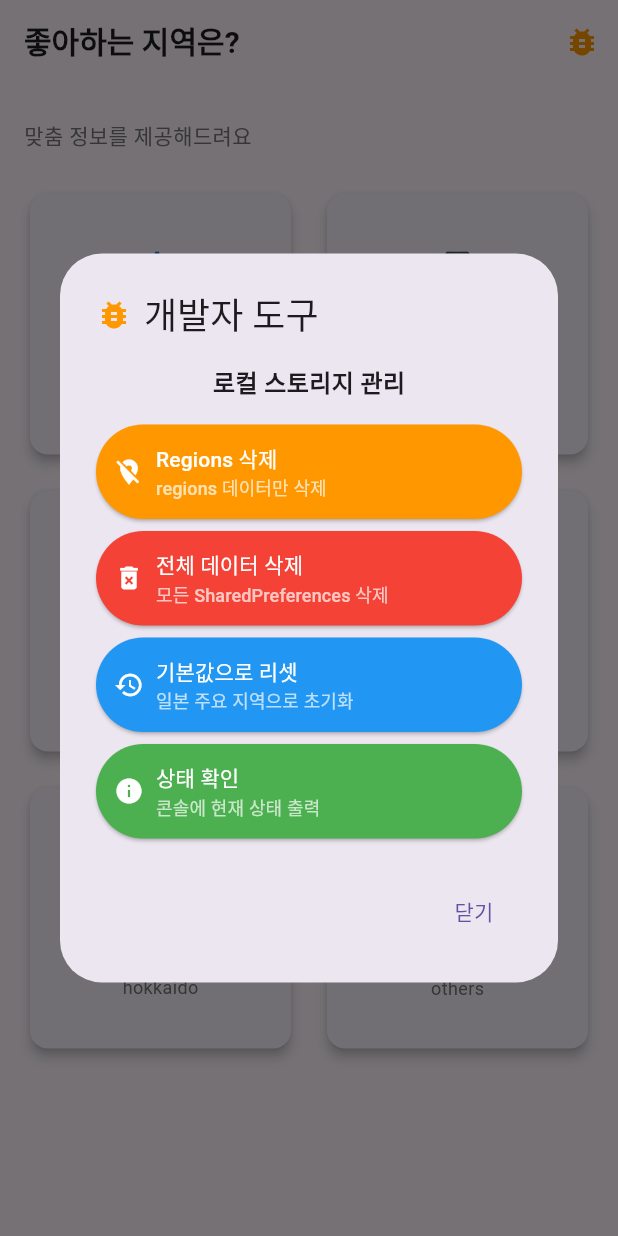
After one commit to Muhyun-Kim/japan_travel_guide, a Flutter app: the screen it shows after launch, after a tap on the "bug report" icon, on a phone screen of 412 x 824 dp. The commit adds this screen. Run offline on Flutter 3.47's test engine with Material 3 defaults, Android fonts, the phone set to English and light mode, and no system bars; our stand-ins replace firebase_core, flutter_dotenv, flutter_riverpod, freezed_annotation, go_router, shared_preferences; accounts and stored records are empty.

Commit message:
add debug button

```diff
--- a/lib/app/router.dart
+++ b/lib/app/router.dart
@@ -1,10 +1,12 @@
 import 'package:flutter/material.dart';
+import 'package:flutter_riverpod/flutter_riverpod.dart';
 import 'package:go_router/go_router.dart';
 
 import '../presentation/screens/place/place_main.dart';
 import '../presentation/screens/region_select/region_select_main.dart';
 import '../presentation/screens/restaurant/restaurant_main.dart';
 import '../presentation/screens/splash_screen.dart';
+import '../presentation/widgets/debug/debug_controls.dart';
 
 // router 정의 추가
 final GoRouter router = GoRouter(
--- a/lib/data/services/region_storage.dart
+++ b/lib/data/services/region_storage.dart
@@ -14,4 +14,46 @@ class RegionStorage {
     final prefs = await SharedPreferences.getInstance();
     return prefs.getStringList(_key) ?? [];
   }
+
+  // 🎯 로컬 스토리지 초기화 관련 메서드들
+
+  /// regions 데이터만 삭제
+  static Future<void> clearRegions() async {
+    final prefs = await SharedPreferences.getInstance();
+    await prefs.remove(_key);
+    print('✅ RegionStorage: regions 데이터 삭제 완료');
+  }
+
+  /// 모든 SharedPreferences 데이터 삭제
+  static Future<void> clearAllLocalData() async {
+    final prefs = await SharedPreferences.getInstance();
+    await prefs.clear();
+    print('✅ RegionStorage: 모든 로컬 데이터 삭제 완료');
+  }
+
+  /// regions를 기본값으로 리셋
+  static Future<void> resetToDefault() async {
+    final defaultRegions = [
+      '홋카이도',
+      '도쿄',
+      '오사카',
+      '교토',
+      '후쿠오카',
+      '오키나와'
+    ];
+    await saveRegions(defaultRegions);
+    print('✅ RegionStorage: 기본 지역으로 리셋 완료 (${defaultRegions.length}개)');
+  }
+
+  /// 개발용: 로컬 데이터 상태 확인
+  static Future<void> debugPrintStatus() async {
+    final prefs = await SharedPreferences.getInstance();
+    final regions = await loadRegions();
+    final allKeys = prefs.getKeys();
+
+    print('🔍 RegionStorage Debug Info:');
+    print('  - 저장된 regions: $regions');
+    print('  - regions 개수: ${regions.length}');
+    print('  - 전체 SharedPreferences 키: $allKeys');
+  }
 }
--- a/lib/presentation/screens/region_select/region_select_main.dart
+++ b/lib/presentation/screens/region_select/region_select_main.dart
@@ -5,6 +5,7 @@ import 'package:japan_travel_guide/core/constants/app_constants.dart';
 import 'package:japan_travel_guide/core/utils/region_utils.dart';
 import 'package:japan_travel_guide/presentation/providers/selected_regions_provider.dart';
 import 'package:japan_travel_guide/presentation/screens/region_select/others_screen.dart';
+import 'package:japan_travel_guide/presentation/widgets/debug/debug_controls.dart';
 
 class RegionSelectMain extends ConsumerWidget {
   const RegionSelectMain({super.key});
@@ -45,6 +46,10 @@ class RegionSelectMain extends ConsumerWidget {
           style: TextStyle(fontSize: 20, fontWeight: FontWeight.bold),
         ),
         centerTitle: false,
+        actions: [
+          // 🔧 개발 중에만 보이는 디버그 버튼
+          DebugControls(),
+        ],
       ),
       body: Padding(
         padding: EdgeInsets.all(16.0),
--- /dev/null
+++ b/lib/presentation/widgets/debug/debug_controls.dart
@@ -0,0 +1,284 @@
+import 'package:flutter/material.dart';
+import 'package:flutter_riverpod/flutter_riverpod.dart';
+
+import '../../../data/services/region_storage.dart';
+import '../../providers/selected_regions_provider.dart';
+
+/// 🛠️ 개발 중에만 보이는 디버그 컨트롤 위젯
+/// kDebugMode가 false일 때는 빈 위젯을 반환합니다.
+class DebugControls extends ConsumerWidget {
+  const DebugControls({super.key});
+
+  @override
+  Widget build(BuildContext context, WidgetRef ref) {
+    // 🔧 임시: kDebugMode 체크 비활성화 (테스트용)
+    // if (!kDebugMode) {
+    //   return const SizedBox.shrink();
+    // }
+
+    return IconButton(
+      icon: const Icon(Icons.bug_report, color: Colors.orange),
+      tooltip: '개발자 도구',
+      onPressed: () => _showDebugDialog(context, ref),
+    );
+  }
+
+  /// 디버그 다이얼로그 표시
+  void _showDebugDialog(BuildContext context, WidgetRef ref) {
+    showDialog(
+      context: context,
+      builder: (context) => DebugDialog(ref: ref),
+    );
+  }
+}
+
+/// 🛠️ 디버그 기능들을 모아놓은 다이얼로그
+class DebugDialog extends StatelessWidget {
+  final WidgetRef ref;
+
+  const DebugDialog({super.key, required this.ref});
+
+  @override
+  Widget build(BuildContext context) {
+    return AlertDialog(
+      title: const Row(
+        children: [
+          Icon(Icons.bug_report, color: Colors.orange),
+          SizedBox(width: 8),
+          Text('개발자 도구'),
+        ],
+      ),
+      content: SizedBox(
+        width: double.maxFinite,
+        child: Column(
+          mainAxisSize: MainAxisSize.min,
+          children: [
+            const Text(
+              '로컬 스토리지 관리',
+              style: TextStyle(
+                fontSize: 16,
+                fontWeight: FontWeight.bold,
+              ),
+            ),
+            const SizedBox(height: 16),
+
+            // 🎯 regions 데이터만 삭제
+            _buildDebugButton(
+              context: context,
+              title: 'Regions 삭제',
+              subtitle: 'regions 데이터만 삭제',
+              icon: Icons.location_off,
+              color: Colors.orange,
+              onPressed: () => _clearRegions(context),
+            ),
+
+            const SizedBox(height: 8),
+
+            // 🎯 모든 로컬 데이터 삭제
+            _buildDebugButton(
+              context: context,
+              title: '전체 데이터 삭제',
+              subtitle: '모든 SharedPreferences 삭제',
+              icon: Icons.delete_forever,
+              color: Colors.red,
+              onPressed: () => _clearAllData(context),
+            ),
+
+            const SizedBox(height: 8),
+
+            // 🎯 기본값으로 리셋
+            _buildDebugButton(
+              context: context,
+              title: '기본값으로 리셋',
+              subtitle: '일본 주요 지역으로 초기화',
+              icon: Icons.restore,
+              color: Colors.blue,
+              onPressed: () => _resetToDefault(context),
+            ),
+
+            const SizedBox(height: 8),
+
+            // 🎯 디버그 정보 출력
+            _buildDebugButton(
+              context: context,
+              title: '상태 확인',
+              subtitle: '콘솔에 현재 상태 출력',
+              icon: Icons.info,
+              color: Colors.green,
+              onPressed: () => _debugPrintStatus(context),
+            ),
+          ],
+        ),
+      ),
+      actions: [
+        TextButton(
+          onPressed: () => Navigator.of(context).pop(),
+          child: const Text('닫기'),
+        ),
+      ],
+    );
+  }
+
+  /// 공통 버튼 빌더
+  Widget _buildDebugButton({
+    required BuildContext context,
+    required String title,
+    required String subtitle,
+    required IconData icon,
+    required Color color,
+    required VoidCallback onPressed,
+  }) {
+    return SizedBox(
+      width: double.infinity,
+      child: ElevatedButton.icon(
+        onPressed: onPressed,
+        icon: Icon(icon, size: 20),
+        label: Column(
+          crossAxisAlignment: CrossAxisAlignment.start,
+          children: [
+            Text(title),
+            Text(
+              subtitle,
+              style: TextStyle(
+                fontSize: 12,
+                color: Colors.white.withValues(alpha: 0.7),
+              ),
+            ),
+          ],
+        ),
+        style: ElevatedButton.styleFrom(
+          backgroundColor: color,
+          foregroundColor: Colors.white,
+          padding: const EdgeInsets.all(12),
+          alignment: Alignment.centerLeft,
+        ),
+      ),
+    );
+  }
+
+  /// regions 데이터만 삭제
+  Future<void> _clearRegions(BuildContext context) async {
+    try {
+      await RegionStorage.clearRegions();
+
+      // Riverpod provider 무효화
+      ref.invalidate(selectedRegionsProvider);
+
+      _showSuccessSnackBar(context, 'Regions 데이터가 삭제되었습니다');
+      Navigator.of(context).pop();
+    } catch (e) {
+      _showErrorSnackBar(context, 'Regions 삭제 실패: $e');
+    }
+  }
+
+  /// 모든 로컬 데이터 삭제
+  Future<void> _clearAllData(BuildContext context) async {
+    // 추가 확인 다이얼로그
+    final confirmed = await showDialog<bool>(
+      context: context,
+      builder:
+          (context) => AlertDialog(
+            title: const Text('⚠️ 확인'),
+            content: const Text('모든 로컬 데이터가 삭제됩니다.\n정말 진행하시겠습니까?'),
+            actions: [
+              TextButton(
+                onPressed: () => Navigator.pop(context, false),
+                child: const Text('취소'),
+              ),
+              TextButton(
+                onPressed: () => Navigator.pop(context, true),
+                child: const Text(
+                  '삭제',
+                  style: TextStyle(color: Colors.red),
+                ),
+              ),
+            ],
+          ),
+    );
+
+    if (confirmed == true) {
+      try {
+        await RegionStorage.clearAllLocalData();
+
+        // 모든 Riverpod provider 무효화
+        ref.invalidate(selectedRegionsProvider);
+
+        _showSuccessSnackBar(context, '모든 로컬 데이터가 삭제되었습니다');
+        Navigator.of(context).pop();
+      } catch (e) {
+        _showErrorSnackBar(context, '데이터 삭제 실패: $e');
+      }
+    }
+  }
+
+  /// 기본값으로 리셋
+  Future<void> _resetToDefault(BuildContext context) async {
+    try {
+      await RegionStorage.resetToDefault();
+
+      // Riverpod provider 무효화
+      ref.invalidate(selectedRegionsProvider);
+
+      _showSuccessSnackBar(context, '기본 지역으로 리셋되었습니다');
+      Navigator.of(context).pop();
+    } catch (e) {
+      _showErrorSnackBar(context, '리셋 실패: $e');
+    }
+  }
+
+  /// 디버그 정보 출력
+  Future<void> _debugPrintStatus(BuildContext context) async {
+    try {
+      await RegionStorage.debugPrintStatus();
+      _showSuccessSnackBar(context, '콘솔에 디버그 정보가 출력되었습니다');
+    } catch (e) {
+      _showErrorSnackBar(context, '디버그 정보 출력 실패: $e');
+    }
+  }
+
+  /// 성공 스낵바
+  void _showSuccessSnackBar(BuildContext context, String message) {
+    ScaffoldMessenger.of(context).showSnackBar(
+      SnackBar(
+        content: Text(message),
+        backgroundColor: Colors.green,
+        duration: const Duration(seconds: 2),
+      ),
+    );
+  }
+
+  /// 에러 스낵바
+  void _showErrorSnackBar(BuildContext context, String message) {
+    ScaffoldMessenger.of(context).showSnackBar(
+      SnackBar(
+        content: Text(message),
+        backgroundColor: Colors.red,
+        duration: const Duration(seconds: 3),
+      ),
+    );
+  }
+}
+
+/// 🎯 FloatingActionButton 버전 (간단한 사용)
+class DebugFloatingButton extends ConsumerWidget {
+  const DebugFloatingButton({super.key});
+
+  @override
+  Widget build(BuildContext context, WidgetRef ref) {
+    // 🔧 임시: kDebugMode 체크 비활성화 (테스트용)
+    // if (!kDebugMode) {
+    //   return const SizedBox.shrink();
+    // }
+
+    return FloatingActionButton.small(
+      onPressed: () {
+        showDialog(
+          context: context,
+          builder: (context) => DebugDialog(ref: ref),
+        );
+      },
+      backgroundColor: Colors.orange,
+      child: const Icon(Icons.bug_report),
+    );
+  }
+}
```
Also changed, not shown: lib/data/services/api/hot_pepper_api.dart (+6 -69 lines), lib/presentation/screens/restaurant/restaurant_main.dart (+21 -3 lines).
